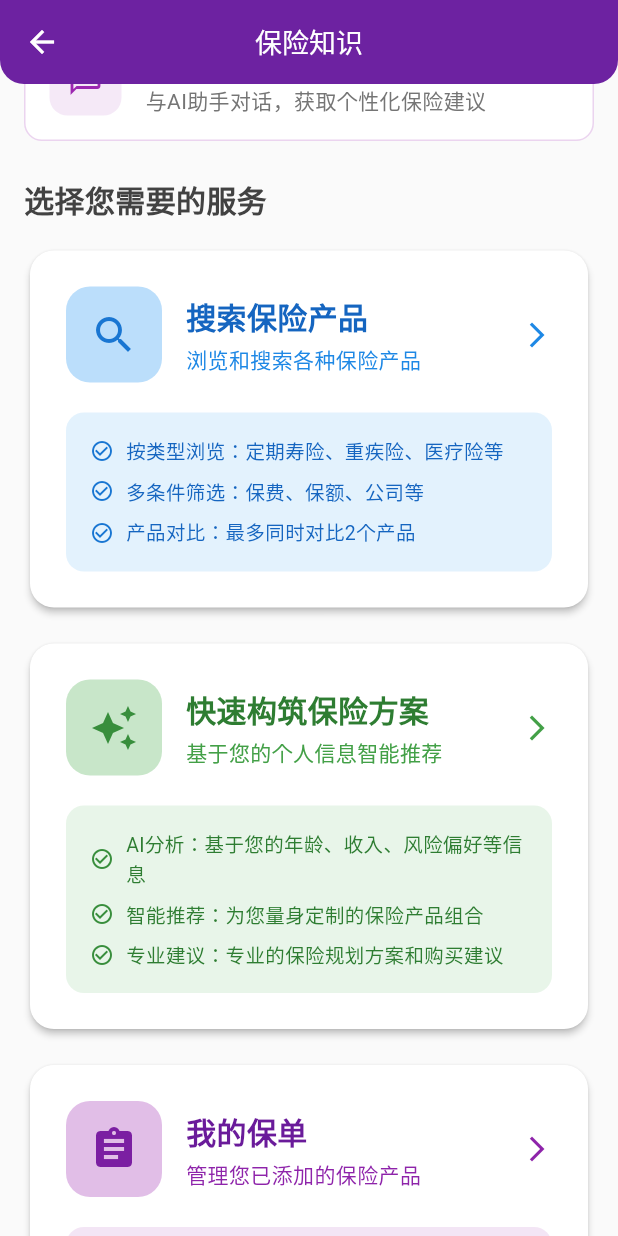
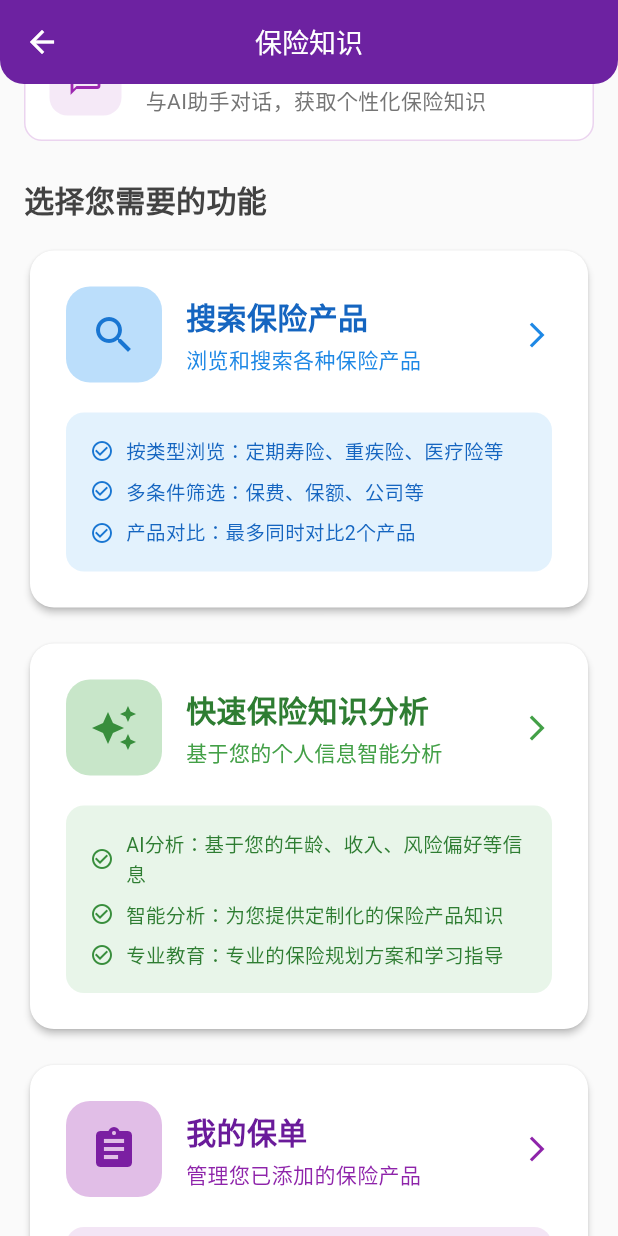
Before and after one commit to AJinloser/insuranceAPP, a Flutter app: the InsurancePage screen opened directly, scrolled down 576 dp, on a phone screen of 412 x 824 dp. Run offline on Flutter 3.47's test engine with Material 3 defaults, Android fonts, the phone set to English and light mode, and no system bars; our stand-ins replace dio, file_picker, fl_chart, flutter_dotenv, flutter_markdown, flutter_secure_storage and 4 more; missing offline and left inert: dart:html; accounts and stored records are empty; network calls fail; Roboto replaces fonts that are missing (PingFang SC); statements that could not run were skipped.

Commit message:
feat:change commercial text to education

```diff
--- a/insuranceApp/frontend/lib/pages/default_chat_page.dart
+++ b/insuranceApp/frontend/lib/pages/default_chat_page.dart
@@ -256,7 +256,7 @@ class _DefaultChatPageState extends State<DefaultChatPage> {
             ),
             const SizedBox(height: 16),
             Text(
-              '为您提供专业的保险咨询和个性化的财务规划建议',
+              '为您提供专业的保险教育和个性化的财务规划知识',
               style: TextStyle(
                 fontSize: 16,
                 color: Colors.white.withOpacity(0.9),
--- a/insuranceApp/frontend/lib/pages/help_page.dart
+++ b/insuranceApp/frontend/lib/pages/help_page.dart
@@ -187,7 +187,7 @@ class HelpPage extends StatelessWidget {
               ),
             ),
             const SizedBox(height: 16),
-            _buildFeatureItem(Icons.smart_toy, '智能助手', 'AI聊天助手，提供专业建议', Colors.blue),
+            _buildFeatureItem(Icons.smart_toy, '智能助手', 'AI聊天助手，提供专业知识', Colors.blue),
             _buildFeatureItem(Icons.shield, '保险知识', '查看保险产品，管理保单', Colors.orange),
             _buildFeatureItem(Icons.trending_up, '财务规划', '设定目标，规划未来', Colors.green),
             _buildFeatureItem(Icons.person, '个人中心', '管理个人信息和设置', Colors.purple),
--- a/insuranceApp/frontend/lib/pages/insurance_page.dart
+++ b/insuranceApp/frontend/lib/pages/insurance_page.dart
@@ -87,7 +87,7 @@ class InsurancePage extends StatelessWidget {
             const SizedBox(height: 16),
 
             Text(
-              '为您提供全面的保险产品搜索和保单管理服务',
+              '为您提供全面的保险产品搜索和保单管理功能',
               style: TextStyle(
                 fontSize: 16,
                 color: Colors.white.withValues(alpha: 0.9),
@@ -106,7 +106,7 @@ class InsurancePage extends StatelessWidget {
       crossAxisAlignment: CrossAxisAlignment.start,
       children: [
         Text(
-          '我们提供什么服务？',
+          '我们提供什么功能？',
           style: TextStyle(
             fontSize: 20,
             fontWeight: FontWeight.bold,
@@ -150,8 +150,8 @@ class InsurancePage extends StatelessWidget {
         _buildFeatureListItem(
           context,
           icon: Icons.chat_bubble_outline,
-          title: 'AI咨询',
-          description: '与AI助手对话，获取个性化保险建议',
+          title: 'AI教育',
+          description: '与AI助手对话，获取个性化保险知识',
           color: Colors.purple,
                     ),
       ],
@@ -228,7 +228,7 @@ class InsurancePage extends StatelessWidget {
       crossAxisAlignment: CrossAxisAlignment.start,
           children: [
             Text(
-          '选择您需要的服务',
+          '选择您需要的功能',
               style: TextStyle(
             fontSize: 20,
             fontWeight: FontWeight.bold,
@@ -453,7 +453,7 @@ class InsurancePage extends StatelessWidget {
             crossAxisAlignment: CrossAxisAlignment.start,
             children: [
               Text(
-                          '快速构筑保险方案',
+                          '快速保险知识分析',
                           style: TextStyle(
                             fontSize: 20,
                   fontWeight: FontWeight.bold,
@@ -462,7 +462,7 @@ class InsurancePage extends StatelessWidget {
               ),
               const SizedBox(height: 4),
               Text(
-                          '基于您的个人信息智能推荐',
+                          '基于您的个人信息智能分析',
                 style: TextStyle(
                             fontSize: 14,
                             color: Colors.green.shade600,
@@ -523,7 +523,7 @@ class InsurancePage extends StatelessWidget {
                         const SizedBox(width: 8),
                         Expanded(
                           child: Text(
-                            '智能推荐：为您量身定制的保险产品组合',
+                            '智能分析：为您提供定制化的保险产品知识',
                             style: TextStyle(
                               fontSize: 13,
                               color: Colors.green.shade800,
@@ -545,7 +545,7 @@ class InsurancePage extends StatelessWidget {
                         const SizedBox(width: 8),
                         Expanded(
                           child: Text(
-                            '专业建议：专业的保险规划方案和购买建议',
+                            '专业教育：专业的保险规划方案和学习指导',
             style: TextStyle(
                               fontSize: 13,
                               color: Colors.green.shade800,
@@ -700,7 +700,7 @@ class InsurancePage extends StatelessWidget {
                         const SizedBox(width: 8),
             Expanded(
                     child: Text(
-                            'AI分析：获取个性化的保单分析建议',
+                            'AI分析：获取个性化的保单分析知识',
                       style: TextStyle(
                               fontSize: 13,
                               color: Colors.purple.shade800,
--- a/insuranceApp/frontend/lib/pages/privacy_policy_page.dart
+++ b/insuranceApp/frontend/lib/pages/privacy_policy_page.dart
@@ -202,7 +202,7 @@ class PrivacyPolicyPage extends StatelessWidget {
   }
 
   String _getCookieUsage() {
-    return '''(a) 在您未拒绝接受cookies的情况下，本应用会在您的计算机上设定或取用cookies，以便您能登录或使用依赖于cookies的本应用平台服务或功能。本应用使用cookies可为您提供更加周到的个性化服务，包括推广服务。
+    return '''(a) 在您未拒绝接受cookies的情况下，本应用会在您的计算机上设定或取用cookies，以便您能登录或使用依赖于cookies的本应用平台服务或功能。本应用使用cookies可为您提供更加周到的个性化功能。
 
 (b) 您有权选择接受或拒绝接受cookies。您可以通过修改浏览器设置的方式拒绝接受cookies。但如果您选择拒绝接受cookies，则您可能无法登录或使用依赖于cookies的本应用网络服务或功能。
 
--- a/insuranceApp/frontend/lib/pages/profile_edit_page.dart
+++ b/insuranceApp/frontend/lib/pages/profile_edit_page.dart
@@ -561,7 +561,7 @@ class _ProfileEditPageState extends State<ProfileEditPage> {
                 labelText: '目标详情',
                 border: OutlineInputBorder(),
                 isDense: true,
-                hintText: '请描述您的财务目标，例如：5年内购买一套200万的房产、为子女准备100万教育金、计划60岁退休后每月有15000元收入等',
+                hintText: '请描述您的财务目标，例如：5年内准备一套200万的房产、为子女准备100万教育金、计划60岁退休后每月有15000元收入等',
                 hintStyle: TextStyle(fontSize: 13, color: Colors.grey),
               ),
               maxLines: 3,
@@ -738,7 +738,7 @@ class _ProfileEditPageState extends State<ProfileEditPage> {
         hintText = '请填写您的社会养老保险情况，例如：已缴费10年、城镇职工养老保险等';
         break;
       case '商业保险':
-        hintText = '请填写您已购买的商业保险，例如：重疾险50万、意外险100万等';
+        hintText = '请填写您已拥有的商业保险，例如：重疾险50万、意外险100万等';
         break;
     }
 
--- a/insuranceApp/frontend/lib/pages/profile_setup_page.dart
+++ b/insuranceApp/frontend/lib/pages/profile_setup_page.dart
@@ -457,7 +457,7 @@ class _ProfileSetupPageState extends State<ProfileSetupPage> {
                 const SizedBox(height: 12),
                 _buildPrivacyPolicySection(
                   '信息用途',
-                  '• 个性化保险产品推荐\n• 财务规划建议与分析\n• 风险评估与管理\n• 产品匹配与优化',
+                  '• 个性化保险产品教育\n• 财务规划知识学习与分析\n• 风险评估与管理教育\n• 产品知识普及与学习',
                 ),
                 const SizedBox(height: 12),
                 _buildPrivacyPolicySection(
@@ -482,7 +482,7 @@ class _ProfileSetupPageState extends State<ProfileSetupPage> {
                       const SizedBox(width: 8),
                       Expanded(
                         child: Text(
-                          '我们承诺：所有信息均为可选填写，您可以选择跳过或稍后填写，这不会影响您使用我们的服务。',
+                          '我们承诺：所有信息均为可选填写，您可以选择跳过或稍后填写，这不会影响您使用我们的功能。',
                           style: TextStyle(
                             fontSize: 13,
                             color: Colors.green.shade700,
@@ -543,7 +543,7 @@ class _ProfileSetupPageState extends State<ProfileSetupPage> {
           ),
           const SizedBox(height: 16),
           Text(
-            '欢迎来到skysail，请您提供一些您的基本信息如年龄和性别，这能帮助我们更好地了解您来为您提供服务，如您担心隐私泄露，也可以不进行填写',
+            '欢迎来到skysail，请您提供一些您的基本信息如年龄和性别，这能帮助我们更好地了解您来为您提供知识普及，如您担心隐私泄露，也可以不进行填写',
             style: TextStyle(
               fontSize: 14.0,
               color: Colors.grey[600],
@@ -650,7 +650,7 @@ class _ProfileSetupPageState extends State<ProfileSetupPage> {
           ),
           const SizedBox(height: 16),
           Text(
-            '您目前最关心的问题是什么？最想要达成的目标是什么？例如：存下100万元提前退休，或是为养老做准备，您可以填写这部分信息，我们能够根据您的目标为您提供更加个性化的服务',
+            '您目前最关心的问题是什么？最想要达成的目标是什么？例如：存下100万元提前退休，或是为养老做准备，您可以填写这部分信息，我们能够根据您的目标为您提供更加个性化的教育',
             style: TextStyle(
               fontSize: 14.0,
               color: Colors.grey[600],
@@ -664,7 +664,7 @@ class _ProfileSetupPageState extends State<ProfileSetupPage> {
             style: const TextStyle(fontSize: 16.0),
             decoration: const InputDecoration(
               labelText: '目标详情',
-              hintText: '请描述您的财务目标，例如：5年内购买一套200万的房产、为子女准备100万教育金、计划60岁退休后每月有15000元收入等',
+              hintText: '请描述您的财务目标，例如：5年内准备一套200万的房产、为子女准备100万教育金、计划60岁退休后每月有15000元收入等',
               hintStyle: TextStyle(fontSize: 13, color: Colors.grey),
               border: OutlineInputBorder(),
               isDense: true,
@@ -691,7 +691,7 @@ class _ProfileSetupPageState extends State<ProfileSetupPage> {
           ),
           const SizedBox(height: 16),
           Text(
-            '请您提供一些您的保险信息，包括您目前拥有的社会医疗保险、社会养老保险和商业保险，这能帮助我们更好地了解您的保险状况，为您推荐合适的保险产品。',
+            '请您提供一些您的保险信息，包括您目前拥有的社会医疗保险、社会养老保险和商业保险，这能帮助我们更好地了解您的保险状况，为您普及适合的保险知识。',
             style: TextStyle(
               fontSize: 14.0,
               color: Colors.grey[600],
@@ -748,7 +748,7 @@ class _ProfileSetupPageState extends State<ProfileSetupPage> {
 
           // 商业保险问题
           _buildInsuranceQuestion(
-            '您是否购买了商业保险？',
+            '您是否拥有商业保险？',
             _hasBusinessInsurance,
             (value) => setState(() => _hasBusinessInsurance = value),
           ),
--- a/insuranceApp/frontend/lib/pages/quick_insurance_build_page.dart
+++ b/insuranceApp/frontend/lib/pages/quick_insurance_build_page.dart
@@ -95,7 +95,7 @@ class _QuickInsuranceBuildPageState extends State<QuickInsuranceBuildPage> {
       child: Scaffold(
         backgroundColor: Colors.grey[50],
         appBar: AppBar(
-          title: const Text('快速构筑保险方案'),
+          title: const Text('快速保险知识分析'),
           backgroundColor: Theme.of(context).primaryColor,
           elevation: 0,
           foregroundColor: Colors.white,
@@ -160,7 +160,7 @@ class _QuickInsuranceBuildPageState extends State<QuickInsuranceBuildPage> {
             const SizedBox(height: 8),
 
             Text(
-              '正在基于您的年龄、收入、风险偏好等信息\n为您量身定制保险方案...',
+              '正在基于您的年龄、收入、风险偏好等信息\n为您分析保险知识...',
               style: TextStyle(
                 fontSize: 14,
                 color: Colors.grey[600],
@@ -191,7 +191,7 @@ class _QuickInsuranceBuildPageState extends State<QuickInsuranceBuildPage> {
             const SizedBox(height: 16),
 
             Text(
-              '生成方案失败',
+              '生成分析失败',
               style: TextStyle(
                 fontSize: 18,
                 fontWeight: FontWeight.bold,
@@ -247,7 +247,7 @@ class _QuickInsuranceBuildPageState extends State<QuickInsuranceBuildPage> {
             const SizedBox(height: 16),
 
             Text(
-              '暂无保险方案',
+              '暂无保险分析',
               style: TextStyle(
                 fontSize: 18,
                 fontWeight: FontWeight.bold,
@@ -258,7 +258,7 @@ class _QuickInsuranceBuildPageState extends State<QuickInsuranceBuildPage> {
             const SizedBox(height: 8),
 
             Text(
-              '请点击重新生成按钮获取专属保险方案',
+              '请点击重新生成按钮获取保险知识分析',
               style: TextStyle(
                 fontSize: 14,
                 color: Colors.grey[600],
@@ -278,7 +278,7 @@ class _QuickInsuranceBuildPageState extends State<QuickInsuranceBuildPage> {
                 ),
                 padding: const EdgeInsets.symmetric(horizontal: 24, vertical: 12),
               ),
-              child: const Text('生成保险方案'),
+              child: const Text('生成保险分析'),
             ),
           ],
         ),
@@ -298,7 +298,7 @@ class _QuickInsuranceBuildPageState extends State<QuickInsuranceBuildPage> {
 
           const SizedBox(height: 16),
 
-          // 推荐产品列表
+          // 相关产品列表
           if (service.recommendedProducts.isNotEmpty) ...[
             _buildRecommendedProductsSection(service.recommendedProducts),
             const SizedBox(height: 16),
@@ -340,7 +340,7 @@ class _QuickInsuranceBuildPageState extends State<QuickInsuranceBuildPage> {
                 const SizedBox(width: 12),
                 Expanded(
                   child: Text(
-                    'AI专属建议',
+                    'AI分析结果',
                     style: TextStyle(
                       fontSize: 18,
                       fontWeight: FontWeight.bold,
@@ -453,13 +453,13 @@ class _QuickInsuranceBuildPageState extends State<QuickInsuranceBuildPage> {
     );
   }
 
-  /// 构建推荐产品部分
+  /// 构建相关产品部分
   Widget _buildRecommendedProductsSection(List<InsuranceProductMatch> products) {
     return Column(
       crossAxisAlignment: CrossAxisAlignment.start,
       children: [
         Text(
-          '推荐产品',
+          '相关产品',
           style: TextStyle(
             fontSize: 20,
             fontWeight: FontWeight.bold,
@@ -470,7 +470,7 @@ class _QuickInsuranceBuildPageState extends State<QuickInsuranceBuildPage> {
         const SizedBox(height: 12),
 
         Text(
-          '根据您的个人信息，我们还为您筛选出以下优质保险产品：',
+          '根据您的个人信息，我们还为您筛选出以下保险产品供您学习了解：',
           style: TextStyle(
             fontSize: 14,
             color: Colors.grey[600],
@@ -522,7 +522,7 @@ class _QuickInsuranceBuildPageState extends State<QuickInsuranceBuildPage> {
                 const SizedBox(width: 12),
                 Expanded(
                   child: Text(
-                    '需要进一步咨询？',
+                    '需要进一步了解？',
                     style: TextStyle(
                       fontSize: 18,
                       fontWeight: FontWeight.bold,
--- a/insuranceApp/frontend/lib/services/chat_service.dart
+++ b/insuranceApp/frontend/lib/services/chat_service.dart
@@ -927,7 +927,7 @@ class ChatService with ChangeNotifier {
     }
   }
 
-  // 获取当前模块的推荐问题列表
+  // 获取当前模块的参考问题列表
   List<String> get moduleQuestions {
     if (selectedModule?.parameters?.suggestedQuestions != null) {
       return selectedModule!.parameters!.suggestedQuestions!;
--- a/insuranceApp/frontend/lib/services/quick_insurance_build_service.dart
+++ b/insuranceApp/frontend/lib/services/quick_insurance_build_service.dart
@@ -274,7 +274,7 @@ class QuickInsuranceBuildService extends ChangeNotifier {
       }
     }
 
-    // 从结构化文本中提取（最优推荐、可投保产品等）
+    // 从结构化文本中提取（相关产品、可了解产品等）
     final structuredPatterns = [
       RegExp(r'最优推荐[：:]\s*([^，。\n]+(?:保险|险|保))', caseSensitive: false),
       RegExp(r'可投保产品[：:]\s*([^，。\n]+(?:保险|险|保))', caseSensitive: false),
--- a/insuranceApp/frontend/lib/widgets/ai_welcome_view.dart
+++ b/insuranceApp/frontend/lib/widgets/ai_welcome_view.dart
@@ -105,7 +105,7 @@ class _AIWelcomeViewState extends State<AIWelcomeView> {
                 crossAxisAlignment: CrossAxisAlignment.start,
                 children: [
                   const Text(
-                    '建议的问题:',
+                    '参考问题:',
                     style: TextStyle(
                       fontSize: 16,
                       fontWeight: FontWeight.bold,
```
